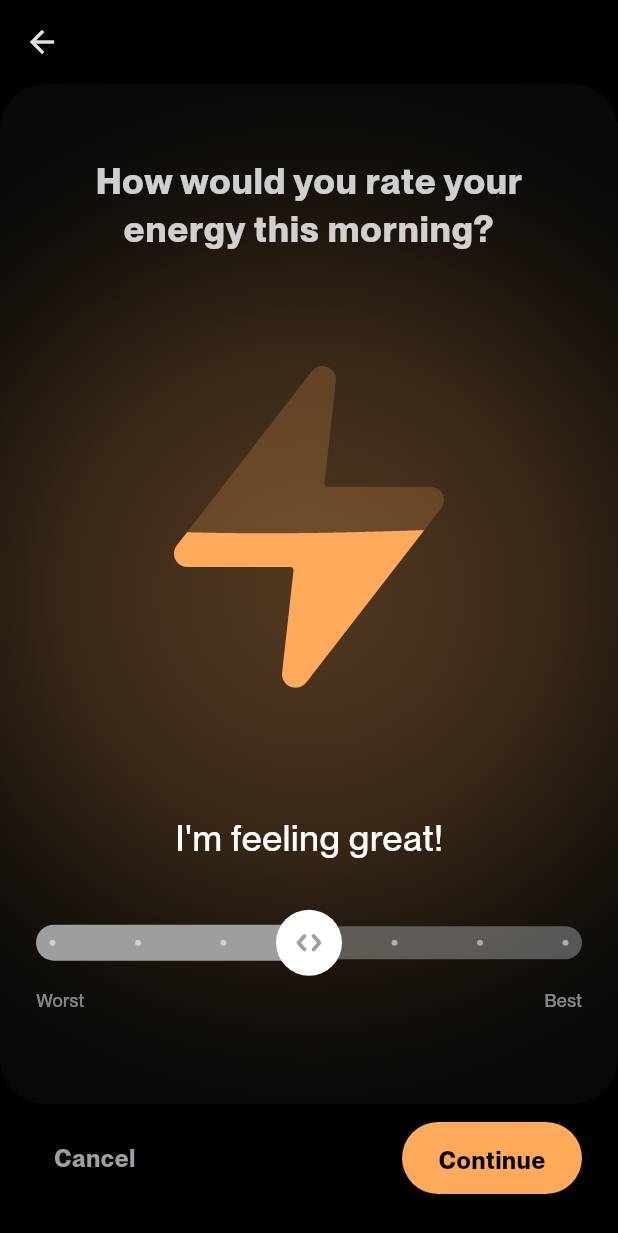
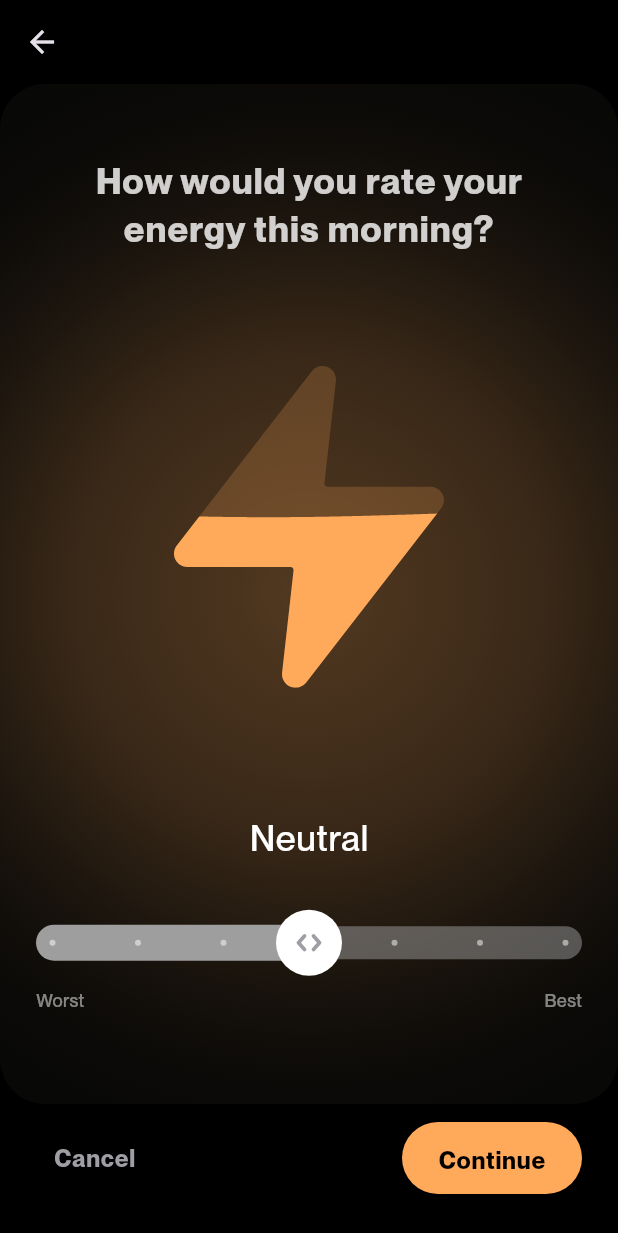
Before and after one commit to nicolaxs69/BiaApp, a Flutter app: the screen it shows after launch, on a phone screen of 412 x 824 dp. Shown: the top 1233 px of the screen. Run offline on Flutter 3.47's test engine with Material 3 defaults, Android fonts, the phone set to English and light mode, and no system bars.

Commit message:
Update energy status description and adjust fill value mapping in LightningBoltWidget

```diff
--- a/lib/presentation/energy_rating/screens/energy_rating_screen.dart
+++ b/lib/presentation/energy_rating/screens/energy_rating_screen.dart
@@ -84,10 +84,10 @@ class _EnergyRatingScreenState extends State<EnergyRatingScreen> {
   }
 
   Widget _energyStatusDescriptionTect() {
-    return const Center(
+    return Center(
       child: Text(
-        "I'm feeling great!",
-        style: TextStyle(
+        _getEnergyLevelText(_sliderValue), // Updated
+        style: const TextStyle(
           fontFamily: 'ppneuemontreal',
           fontWeight: FontWeight.w500,
           color: Colors.white,
@@ -120,7 +120,7 @@ class _EnergyRatingScreenState extends State<EnergyRatingScreen> {
   Widget _energyLevelIcon() {
     return Center(
       child: LightningBoltWidget(
-        fillValue: 0.5,
+        fillValue: (_sliderValue - 1) / 6 * 1.1, // Map 1-7 range to 0.0-1.1 range
       ),
     );
   }
@@ -183,3 +183,24 @@ class _EnergyRatingScreenState extends State<EnergyRatingScreen> {
     );
   }
 }
+
+String _getEnergyLevelText(double value) {
+  switch (value.toInt()) {
+    case 1:
+      return 'Exhausted';
+    case 2:
+      return 'Tired';
+    case 3:
+      return 'Slightly Tired';
+    case 4:
+      return 'Neutral';
+    case 5:
+      return 'Slightly Energized';
+    case 6:
+      return 'Energized';
+    case 7:
+      return 'Very Energized';
+    default:
+      return '';
+  }
+}
```
